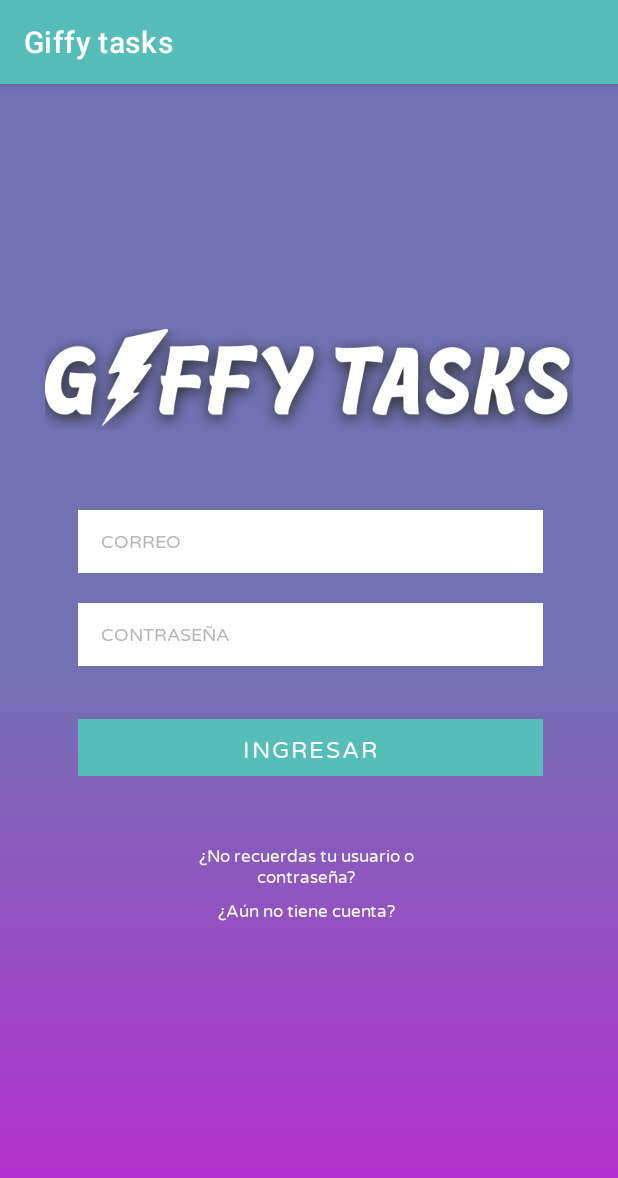
After one commit to NoAndreaGF/Giffy_tasks, an Android app: the login screen opened directly, with no data from a screen before it, on a phone screen of 412 x 824 dp. The commit adds this screen. Shown: the top 1178 px of the screen. Run offline under Robolectric (Android 15) with nearby library versions, the phone set to English and light mode, and no system bars.

Commit message:
actualizacion de pantallas

```diff
--- /dev/null
+++ b/app/src/main/java/equipo1/giffytasks/login.kt
@@ -0,0 +1,11 @@
+package equipo1.giffytasks
+
+import androidx.appcompat.app.AppCompatActivity
+import android.os.Bundle
+
+class login : AppCompatActivity() {
+    override fun onCreate(savedInstanceState: Bundle?) {
+        super.onCreate(savedInstanceState)
+        setContentView(R.layout.activity_login)
+    }
+}
--- /dev/null
+++ b/app/src/main/res/layout/activity_login.xml
@@ -0,0 +1,82 @@
+<?xml version="1.0" encoding="utf-8"?>
+<LinearLayout xmlns:android="http://schemas.android.com/apk/res/android"
+    xmlns:tools="http://schemas.android.com/tools"
+    android:layout_width="match_parent"
+    android:layout_height="match_parent"
+    android:background="@drawable/first_gradient"
+    android:orientation="vertical"
+    tools:context=".login">
+
+    <ImageView
+        android:layout_width="match_parent"
+        android:layout_height="wrap_content"
+        android:layout_marginLeft="30dp"
+        android:layout_marginTop="120dp"
+        android:layout_marginRight="30dp"
+        android:contentDescription="@string/app_name"
+        android:src="@drawable/logo_final" />
+
+    <EditText
+        android:id="@+id/camiseta"
+        android:layout_width="310dp"
+        android:layout_height="42dp"
+        android:layout_marginLeft="52dp"
+        android:layout_marginTop="10dp"
+        android:background="@color/white"
+        android:fontFamily="@font/varela_round"
+        android:inputType="textEmailAddress"
+        android:paddingLeft="15dip"
+        android:text="@string/mail"
+        android:textColor="@color/gray"
+        android:textSize="12dp" />
+
+    <EditText
+        android:id="@+id/contrasenia"
+        android:layout_width="310dp"
+        android:layout_height="42dp"
+        android:layout_marginLeft="52dp"
+        android:layout_marginTop="20dp"
+        android:background="@color/white"
+        android:fontFamily="@font/varela_round"
+        android:inputType="textVisiblePassword"
+        android:paddingLeft="15dip"
+        android:text="@string/password"
+        android:textColor="@color/gray"
+        android:textSize="12dp" />
+
+    <Button
+        android:id="@+id/siguiente"
+        android:layout_width="310dp"
+        android:layout_height="38dp"
+        android:layout_marginLeft="52dp"
+        android:layout_marginTop="35dp"
+        android:background="@drawable/noround_button"
+        android:fontFamily="@font/varela_round"
+        android:gravity="center"
+        android:text="@string/sing_in"
+        android:textSize="15dp" />
+
+    <TextView
+        android:id="@+id/olvido"
+        android:layout_width="210dp"
+        android:layout_height="wrap_content"
+        android:layout_marginLeft="99dp"
+        android:layout_marginTop="45dp"
+        android:fontFamily="@font/varela_round"
+        android:gravity="center"
+        android:text="@string/forgot_password"
+        android:textColor="@color/white"
+        android:textSize="11dp" />
+
+    <TextView
+        android:id="@+id/registro"
+        android:layout_width="210dp"
+        android:layout_height="wrap_content"
+        android:layout_marginLeft="99dp"
+        android:layout_marginTop="7dp"
+        android:fontFamily="@font/varela_round"
+        android:gravity="center"
+        android:text="@string/registration"
+        android:textColor="@color/white"
+        android:textSize="11dp" />
+</LinearLayout>
--- a/app/src/main/res/layout/activity_quiz3.xml
+++ b/app/src/main/res/layout/activity_quiz3.xml
@@ -6,7 +6,7 @@
     android:layout_height="match_parent"
     android:background="@drawable/first_gradient"
     android:orientation="vertical"
-    tools:context=".quiz">
+    tools:context=".quiz3">
 
     <TextView
         android:id="@+id/titulo"
--- a/app/src/main/res/layout/activity_quiz4.xml
+++ b/app/src/main/res/layout/activity_quiz4.xml
@@ -6,7 +6,7 @@
     android:layout_height="match_parent"
     android:background="@drawable/first_gradient"
     android:orientation="vertical"
-    tools:context=".quiz">
+    tools:context=".quiz4">
 
     <TextView
         android:id="@+id/titulo"
--- a/app/src/main/res/layout/activity_register.xml
+++ b/app/src/main/res/layout/activity_register.xml
@@ -21,7 +21,7 @@
     <EditText
         android:id="@+id/editTextTextPersonName"
         android:layout_width="280dp"
-        android:layout_height="35dp"
+        android:layout_height="42dp"
         android:layout_weight="1"
         android:layout_x="62dp"
         android:layout_y="200dp"
@@ -36,7 +36,7 @@
     <EditText
         android:id="@+id/editTextTextPersonName3"
         android:layout_width="280dp"
-        android:layout_height="35dp"
+        android:layout_height="42dp"
         android:layout_marginTop="200dp"
         android:layout_weight="1"
         android:layout_x="62dp"
@@ -52,7 +52,7 @@
     <EditText
         android:id="@+id/editTextTextPersonName2"
         android:layout_width="280dp"
-        android:layout_height="35dp"
+        android:layout_height="42dp"
         android:layout_weight="1"
         android:layout_x="62dp"
         android:layout_y="357dp"
--- a/app/src/main/res/values-land/dimens.xml
+++ /dev/null
@@ -1,3 +0,0 @@
-<resources>
-        <dimen name="fab_margin">48dp</dimen>
-    </resources>
--- a/app/src/main/res/values-w1240dp/dimens.xml
+++ /dev/null
@@ -1,3 +0,0 @@
-<resources>
-        <dimen name="fab_margin">200dp</dimen>
-    </resources>
--- a/app/src/main/res/values-w600dp/dimens.xml
+++ /dev/null
@@ -1,3 +0,0 @@
-<resources>
-        <dimen name="fab_margin">48dp</dimen>
-    </resources>
```
Also changed, not shown: app/src/main/AndroidManifest.xml (+12 -3 lines), app/src/main/java/equipo1/giffytasks/forgot_password.kt (added, +11 -0 lines), app/src/main/java/equipo1/giffytasks/send_password.kt (added, +11 -0 lines), app/src/main/res/layout/activity_forgot_password.xml (added, +36 -0 lines), app/src/main/res/layout/activity_send_password.xml (added, +34 -0 lines), app/src/main/res/values/dimens.xml (deleted, +0 -8 lines).
